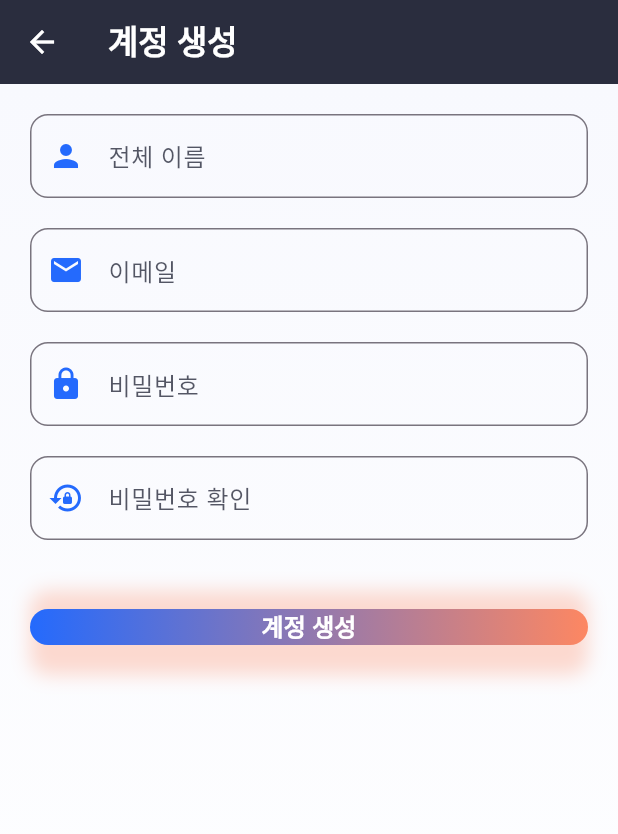
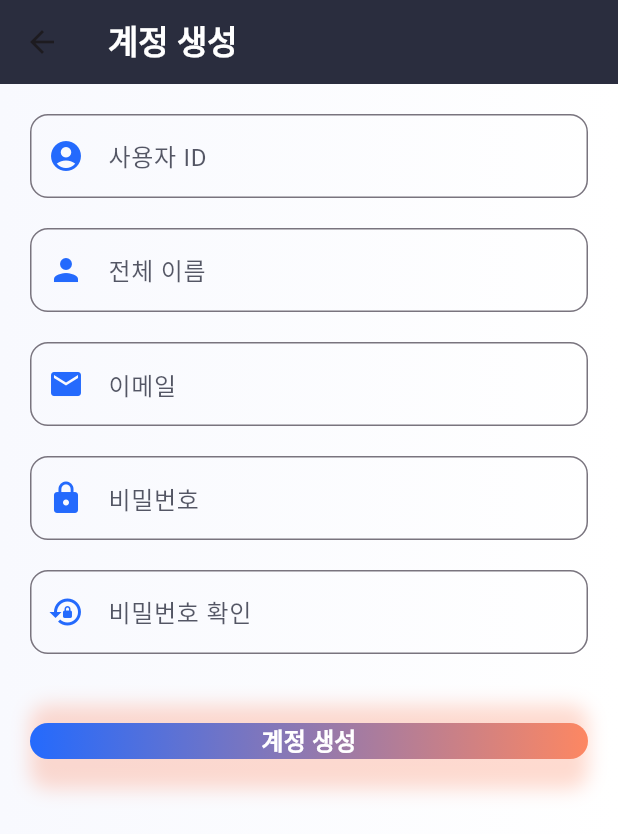
Before and after one commit to Mainatonny/admin-panel, a Flutter app: the RegisterScreen screen opened by its route, on a phone screen of 412 x 824 dp. Shown: the top 834 px of the screen. Run offline on Flutter 3.47's test engine with Material 3 defaults, Android fonts, the light colour scheme and no system bars; our stand-ins replace shared_preferences; accounts and stored records are empty.

```diff
--- a/lib/pages/register.dart
+++ b/lib/pages/register.dart
@@ -18,6 +18,7 @@ class _RegisterScreenState extends State<RegisterScreen> {
   static const Color backgroundLight = Color(0xFFF8F9FE);
 
   final _formKey = GlobalKey<FormState>();
+  final _userIdController = TextEditingController(); // User ID input
   final _nameController = TextEditingController();
   final _emailController = TextEditingController();
   final _passwordController = TextEditingController();
@@ -34,6 +35,7 @@ class _RegisterScreenState extends State<RegisterScreen> {
     try {
       // Register using AuthProvider
       await Provider.of<AuthProvider>(context, listen: false).register(
+        _userIdController.text, // User-defined ID
         _nameController.text,
         _emailController.text,
         _passwordController.text,
@@ -52,7 +54,6 @@ class _RegisterScreenState extends State<RegisterScreen> {
       // Navigate to home screen
       Navigator.pushReplacementNamed(context, '/dashboard');
     } catch (e) {
-      // Handle errors (display error message)
       ScaffoldMessenger.of(context).showSnackBar(
         SnackBar(
           content: Text(
@@ -70,6 +71,7 @@ class _RegisterScreenState extends State<RegisterScreen> {
 
   @override
   void dispose() {
+    _userIdController.dispose();
     _nameController.dispose();
     _emailController.dispose();
     _passwordController.dispose();
@@ -82,21 +84,14 @@ class _RegisterScreenState extends State<RegisterScreen> {
     return Scaffold(
       appBar: AppBar(
         backgroundColor: primaryColor,
-        elevation: 0,
         title: Text(
           AppLocalizations.of(context).translate('create_account'),
-          style: TextStyle(
-            color: Colors.white,
-            fontWeight: FontWeight.w600,
-          ),
+          style: TextStyle(color: Colors.white, fontWeight: FontWeight.w600),
         ),
-        iconTheme: IconThemeData(color: Colors.white),
       ),
       body: Container(
         decoration: BoxDecoration(
           gradient: LinearGradient(
-            begin: Alignment.topCenter,
-            end: Alignment.bottomCenter,
             colors: [backgroundLight, Colors.white],
           ),
         ),
@@ -106,6 +101,15 @@ class _RegisterScreenState extends State<RegisterScreen> {
             key: _formKey,
             child: ListView(
               children: [
+                _buildInputField(
+                  controller: _userIdController,
+                  label: AppLocalizations.of(context).translate('user_id'),
+                  icon: Icons.account_circle,
+                  validator: (v) => v!.isEmpty
+                      ? AppLocalizations.of(context).translate('required_field')
+                      : null,
+                ),
+                const SizedBox(height: 20),
                 _buildInputField(
                   controller: _nameController,
                   label: AppLocalizations.of(context).translate('full_name'),
--- a/lib/providers/auth_provider.dart
+++ b/lib/providers/auth_provider.dart
@@ -87,12 +87,14 @@ class AuthProvider with ChangeNotifier {
     }
   }
 
-  Future<void> register(String name, String email, String password) async {
+  Future<void> register(
+      String userId, String name, String email, String password) async {
     try {
       final response = await http.post(
-        Uri.parse('$_baseUrl/register'),
+        Uri.parse('$_baseUrl/user/register'),
         headers: {'Content-Type': 'application/json'},
         body: jsonEncode({
+          'userId': userId, // Ensure userId is passed from Flutter UI
           'name': name,
           'email': email,
           'password': password,
```
Also changed, not shown: docs/assets/fonts/MaterialIcons-Regular.otf, 3 other files.
